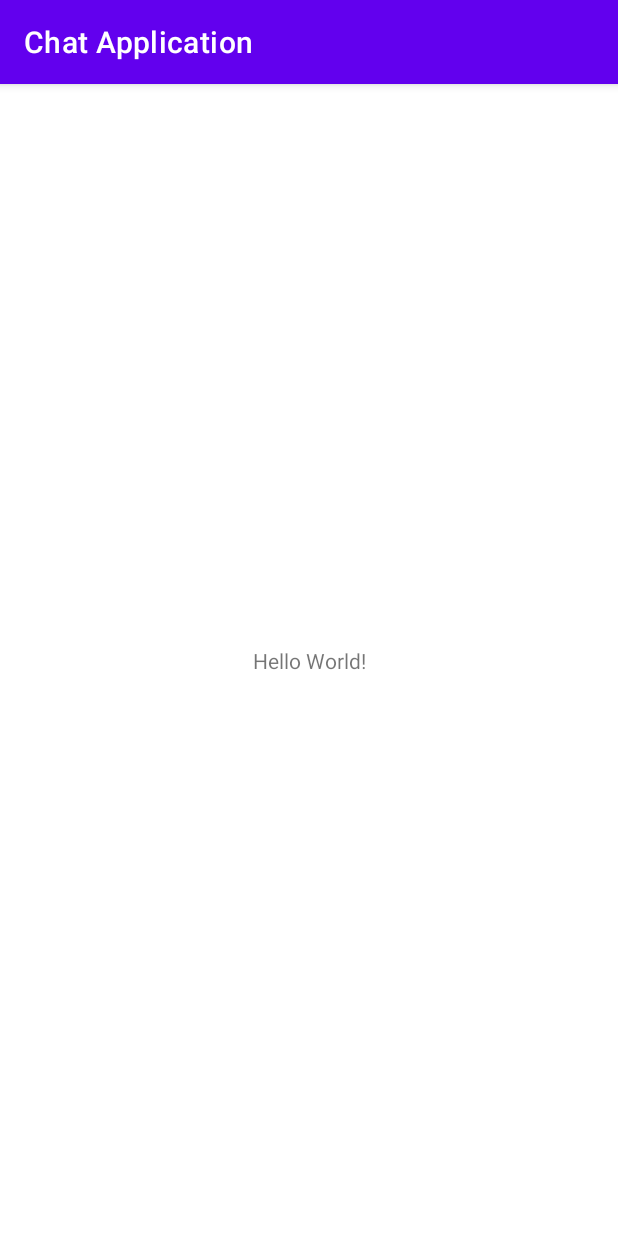
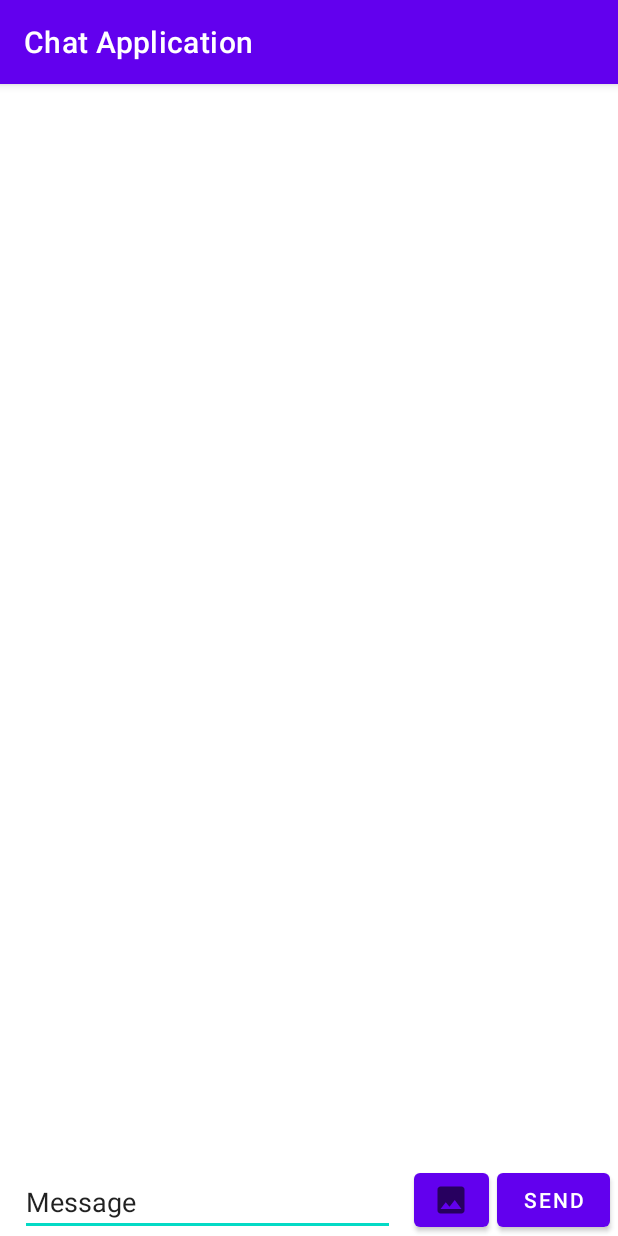
Before and after one commit to mobcom-group/homework3-android, an Android app: the screen it shows after launch (MainActivity), on a phone screen of 412 x 824 dp. Run offline under Robolectric (Android 15) with nearby library versions, the phone set to English and light mode, and no system bars.

Commit message:
activity main

```diff
--- /dev/null
+++ b/app/src/main/res/drawable/ic_baseline_image_24.xml
@@ -0,0 +1,10 @@
+<vector xmlns:android="http://schemas.android.com/apk/res/android"
+    android:width="24dp"
+    android:height="24dp"
+    android:viewportWidth="24"
+    android:viewportHeight="24"
+    android:tint="?attr/colorControlNormal">
+  <path
+      android:fillColor="@android:color/white"
+      android:pathData="M21,19V5c0,-1.1 -0.9,-2 -2,-2H5c-1.1,0 -2,0.9 -2,2v14c0,1.1 0.9,2 2,2h14c1.1,0 2,-0.9 2,-2zM8.5,13.5l2.5,3.01L14.5,12l4.5,6H5l3.5,-4.5z"/>
+</vector>
--- a/app/src/main/res/layout/activity_main.xml
+++ b/app/src/main/res/layout/activity_main.xml
@@ -6,13 +6,60 @@
     android:layout_height="match_parent"
     tools:context=".MainActivity">
 
-    <TextView
-        android:layout_width="wrap_content"
+    <LinearLayout
+        android:layout_width="match_parent"
+        android:layout_height="match_parent"
+        android:orientation="vertical"
+        app:layout_constraintBottom_toTopOf="@+id/editTextChat">
+
+        <ScrollView
+            android:layout_width="match_parent"
+            android:layout_height="match_parent">
+
+            <LinearLayout
+                android:layout_width="match_parent"
+                android:layout_height="match_parent"
+                android:orientation="vertical">
+
+                <androidx.recyclerview.widget.RecyclerView
+                    android:layout_width="match_parent"
+                    android:layout_height="wrap_content" />
+
+            </LinearLayout>
+        </ScrollView>
+
+    </LinearLayout>
+
+    <EditText
+        android:id="@+id/editTextChat"
+        android:layout_width="250dp"
         android:layout_height="wrap_content"
-        android:text="Hello World!"
+        android:ems="10"
+        android:inputType="textPersonName"
+        android:text="Message"
         app:layout_constraintBottom_toBottomOf="parent"
         app:layout_constraintLeft_toLeftOf="parent"
-        app:layout_constraintRight_toRightOf="parent"
-        app:layout_constraintTop_toTopOf="parent" />
+        app:layout_constraintRight_toLeftOf="@+id/button_image" />
+
+    <Button
+        android:id="@+id/button_send"
+        android:layout_width="75dp"
+        android:layout_height="wrap_content"
+        android:layout_marginRight="5dp"
+        android:text="Send"
+        android:textSize="14sp"
+        app:layout_constraintBottom_toBottomOf="parent"
+        app:layout_constraintRight_toRightOf="parent" />
+
+    <Button
+        android:id="@+id/button_image"
+        android:layout_width="50dp"
+        android:layout_height="wrap_content"
+        android:layout_marginRight="5dp"
+        android:foreground="@drawable/ic_baseline_image_24"
+        android:foregroundGravity="center"
+        app:layout_constraintBottom_toBottomOf="parent"
+        app:layout_constraintRight_toLeftOf="@+id/button_send"
+        tools:ignore="SpeakableTextPresentCheck" />
 
 </androidx.constraintlayout.widget.ConstraintLayout>
```
